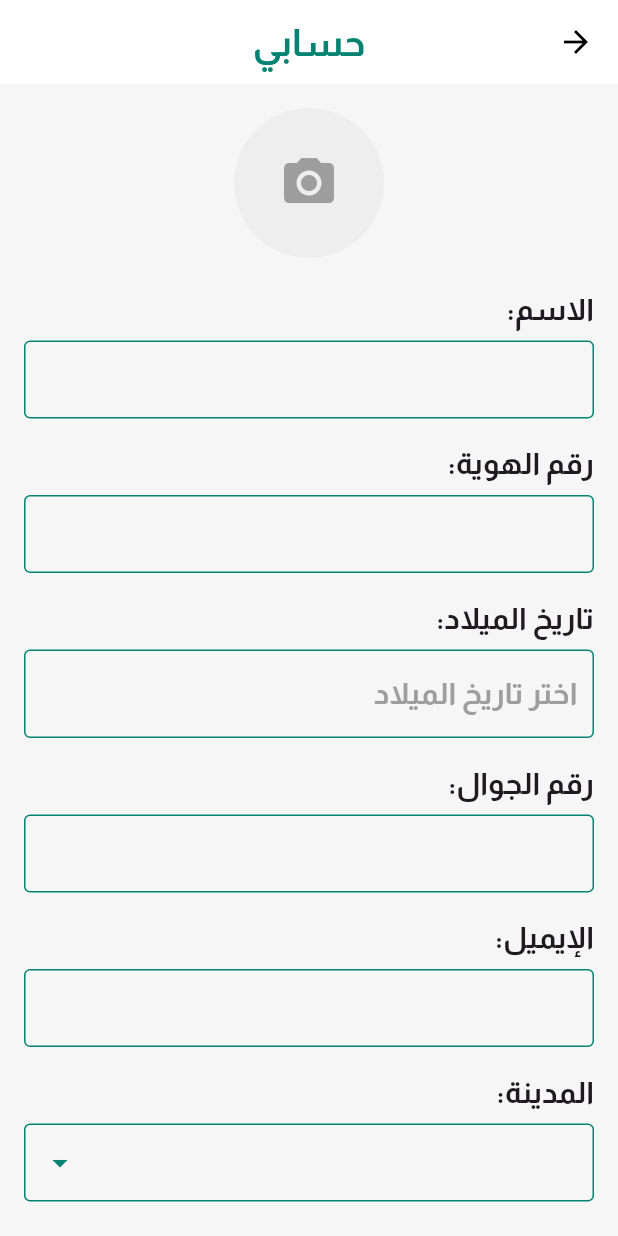
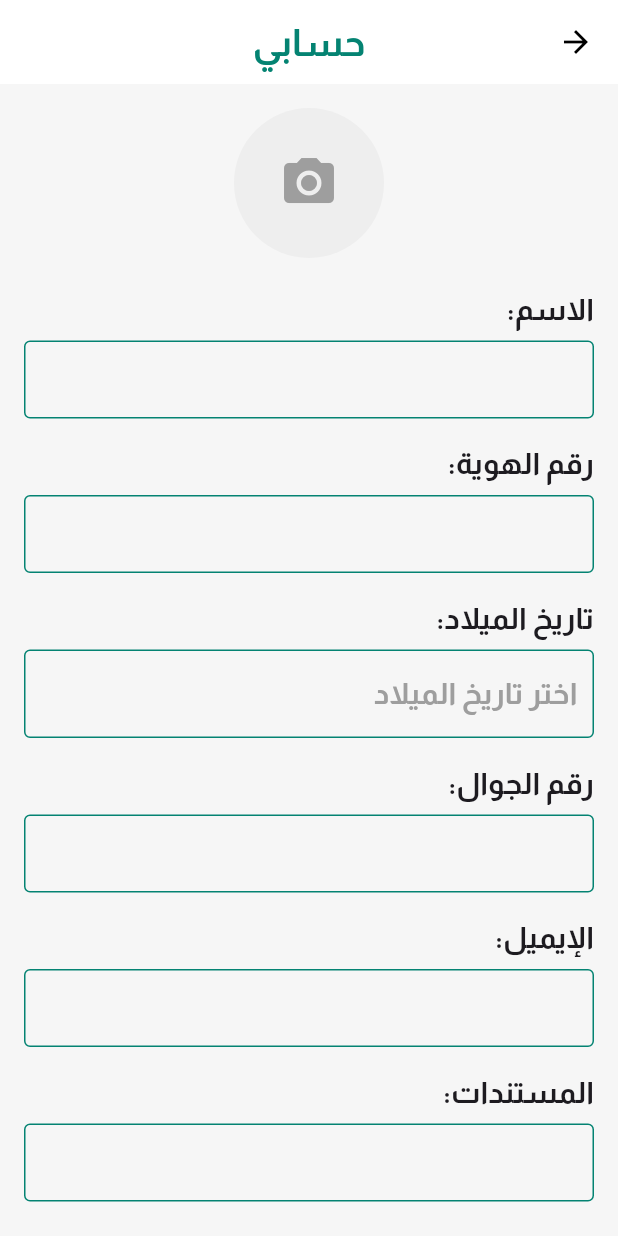
Before and after one commit to JoodFili/greenhub, a Flutter app: the DriverProfileScreen screen opened directly, on a phone screen of 412 x 824 dp. Run offline on Flutter 3.47's test engine with Material 3 defaults, Android fonts, the phone set to English and light mode, and no system bars; our stand-ins replace dio, google_maps_flutter, image_picker, pin_code_fields, shared_preferences; accounts and stored records are empty.

Commit message:
Add documents field to driver profile

```diff
--- a/lib/screens/driver_profile_screen.dart
+++ b/lib/screens/driver_profile_screen.dart
@@ -23,6 +23,7 @@ class _DriverProfileScreenState extends State<DriverProfileScreen> {
   final TextEditingController _idController = TextEditingController();
   final TextEditingController _phoneController = TextEditingController();
   final TextEditingController _emailController = TextEditingController();
+  final TextEditingController _docsController = TextEditingController();
   String? _selectedCity;
 
   final List<String> _cities = ['الرياض', 'جدة', 'الدمام', 'مكة', 'المدينة'];
@@ -129,6 +130,8 @@ class _DriverProfileScreenState extends State<DriverProfileScreen> {
                   _buildTextField('الإيميل:', _emailController,
                       keyboard: TextInputType.emailAddress,
                       validator: _validateEmail),
+                  _buildTextField('المستندات:', _docsController,
+                      validator: _validateNotEmpty),
                   _buildCityDropdown(),
                   const SizedBox(height: 10),
                   if (_errorText != null && _errorText!.isNotEmpty)
```
